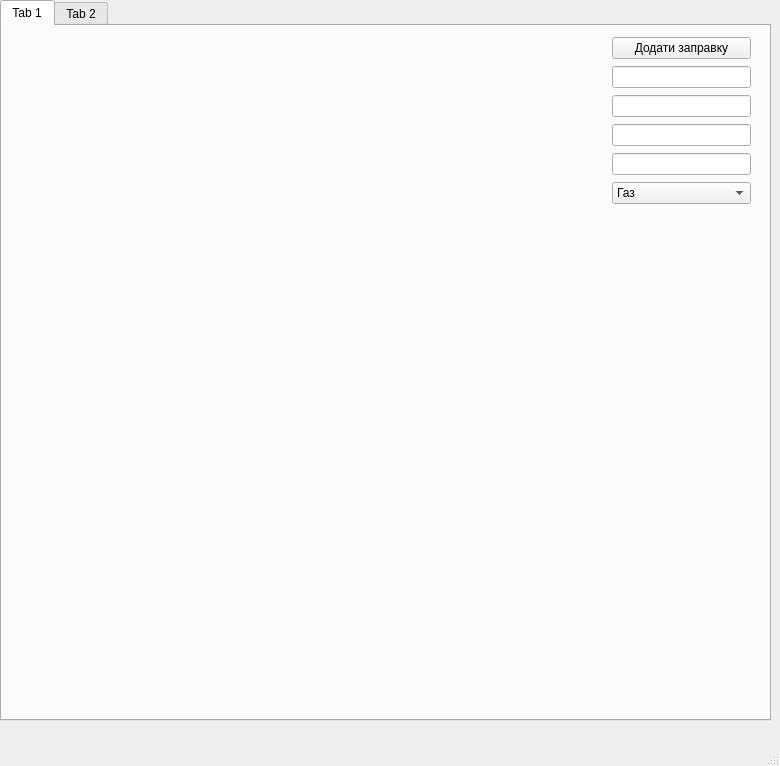
Above: ui.ui from Vitech-UA/AutoTool before the change. Below: the same form after it.
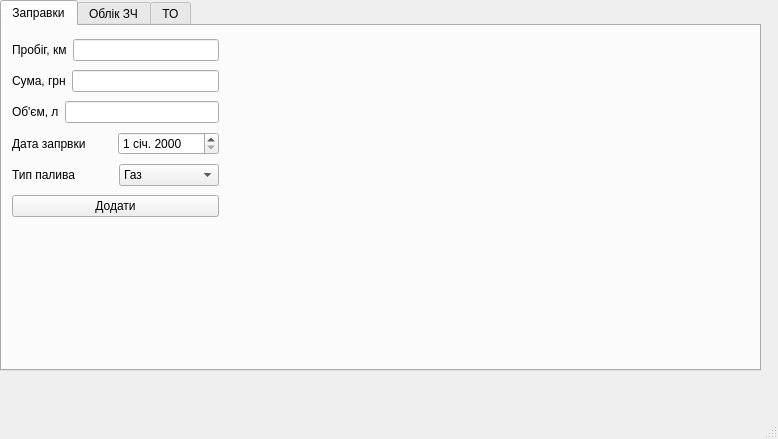
That is the form after the change.

The edit to the form file:
```diff
--- a/ui.ui
+++ b/ui.ui
@@ -6,21 +6,24 @@
    <rect>
     <x>0</x>
     <y>0</y>
-    <width>780</width>
-    <height>766</height>
+    <width>778</width>
+    <height>439</height>
    </rect>
   </property>
   <property name="windowTitle">
    <string>Auto tool</string>
   </property>
+  <property name="locale">
+   <locale language="Ukrainian" country="Ukraine"/>
+  </property>
   <widget class="QWidget" name="centralwidget">
    <widget class="QTabWidget" name="tabWidget">
     <property name="geometry">
      <rect>
       <x>0</x>
       <y>0</y>
-      <width>771</width>
-      <height>721</height>
+      <width>761</width>
+      <height>371</height>
      </rect>
     </property>
     <property name="currentIndex">
@@ -28,39 +31,85 @@
     </property>
     <widget class="QWidget" name="tab">
      <attribute name="title">
-      <string>Tab 1</string>
+      <string>Заправки</string>
      </attribute>
      <widget class="QWidget" name="">
       <property name="geometry">
        <rect>
-        <x>610</x>
+        <x>10</x>
         <y>10</y>
-        <width>139</width>
-        <height>175</height>
+        <width>207</width>
+        <height>185</height>
        </rect>
       </property>
       <layout class="QVBoxLayout" name="verticalLayout">
        <item>
-        <widget class="QPushButton" name="pushButton">
+        <layout class="QHBoxLayout" name="horizontalLayout">
+         <item>
+          <widget class="QLabel" name="label">
          <property name="text">
-          <string>Додати заправку</string>
+            <string>Пробіг, км</string>
          </property>
         </widget>
        </item>
        <item>
-        <widget class="QLineEdit" name="lineEdit"/>
-       </item>
+          <widget class="QLineEdit" name="MilageEdit"/>
+         </item>
+        </layout>
+       </item>
        <item>
-        <widget class="QLineEdit" name="lineEdit_2"/>
+        <layout class="QHBoxLayout" name="horizontalLayout_2">
+         <item>
+          <widget class="QLabel" name="label_2">
+           <property name="text">
+            <string>Сума, грн</string>
+           </property>
+          </widget>
        </item>
        <item>
-        <widget class="QLineEdit" name="lineEdit_3"/>
-       </item>
+          <widget class="QLineEdit" name="SummEdit"/>
+         </item>
+        </layout>
+       </item>
        <item>
-        <widget class="QLineEdit" name="lineEdit_4"/>
+        <layout class="QHBoxLayout" name="horizontalLayout_3">
+         <item>
+          <widget class="QLabel" name="label_3">
+           <property name="text">
+            <string>Об'єм, л</string>
+           </property>
+          </widget>
        </item>
        <item>
-        <widget class="QComboBox" name="comboBox">
+          <widget class="QLineEdit" name="VolumeEdit"/>
+         </item>
+        </layout>
+       </item>
+       <item>
+        <layout class="QHBoxLayout" name="horizontalLayout_4">
+         <item>
+          <widget class="QLabel" name="label_4">
+           <property name="text">
+            <string>Дата запрвки</string>
+           </property>
+          </widget>
+         </item>
+         <item>
+          <widget class="QDateEdit" name="dateEdit"/>
+         </item>
+        </layout>
+       </item>
+       <item>
+        <layout class="QHBoxLayout" name="horizontalLayout_5">
+         <item>
+          <widget class="QLabel" name="label_5">
+           <property name="text">
+            <string>Тип палива</string>
+           </property>
+          </widget>
+         </item>
+         <item>
+          <widget class="QComboBox" name="FuelTypeComboBox">
          <item>
           <property name="text">
            <string>Газ</string>
@@ -74,11 +123,25 @@
         </widget>
        </item>
       </layout>
+       </item>
+       <item>
+        <widget class="QPushButton" name="AddButton">
+         <property name="text">
+          <string>Додати</string>
+         </property>
+        </widget>
+       </item>
+      </layout>
      </widget>
     </widget>
     <widget class="QWidget" name="tab_2">
      <attribute name="title">
-      <string>Tab 2</string>
+      <string>Облік ЗЧ</string>
+     </attribute>
+    </widget>
+    <widget class="QWidget" name="tab_3">
+     <attribute name="title">
+      <string>ТО</string>
      </attribute>
     </widget>
    </widget>
@@ -88,7 +151,7 @@
     <rect>
      <x>0</x>
      <y>0</y>
-     <width>780</width>
+     <width>778</width>
      <height>26</height>
     </rect>
    </property>
```
Lines whose indentation alone changed are shown as unchanged.
